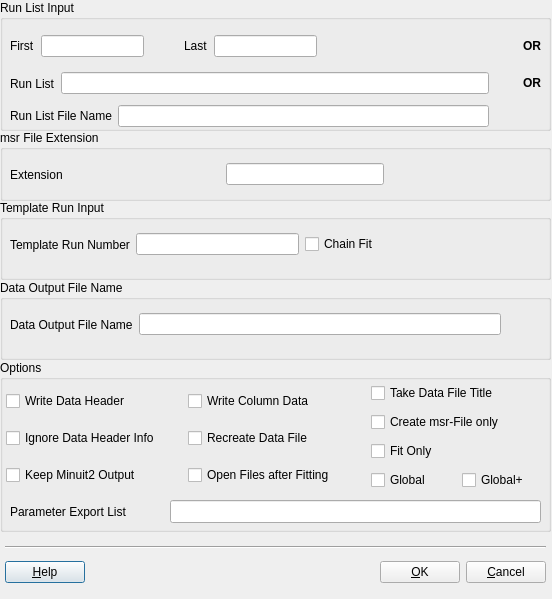
Old version of the form src/musredit/forms/PMsr2DataDialog.ui in the repository aPeter1/musrfit-fork.
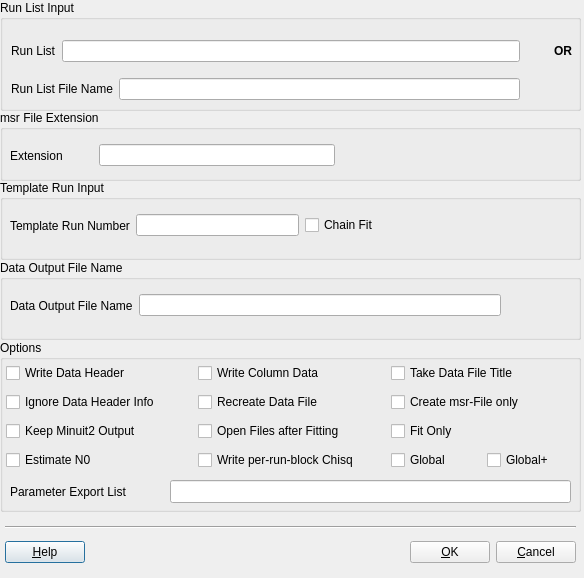
New version of the form. Icons and pictures are not drawn.

Commit message: added to msr2data the flags --estimateN0 and --per-run-block-chisq. Adopted the musredit dialog accordingly. Removed the first/last option form the msr2data dialog since this is handled by the runlist.

```diff
--- a/src/musredit/forms/PMsr2DataDialog.ui
+++ b/src/musredit/forms/PMsr2DataDialog.ui
@@ -9,8 +9,8 @@
    <rect>
     <x>0</x>
     <y>0</y>
-    <width>552</width>
-    <height>599</height>
+    <width>584</width>
+    <height>578</height>
    </rect>
   </property>
   <property name="windowTitle">
@@ -25,8 +25,8 @@
     <rect>
      <x>0</x>
      <y>0</y>
-     <width>551</width>
-     <height>131</height>
+     <width>581</width>
+     <height>111</height>
     </rect>
    </property>
    <property name="font">
@@ -47,93 +47,13 @@
    <widget class="QWidget" name="layoutWidget">
     <property name="geometry">
      <rect>
-      <x>10</x>
+      <x>11</x>
       <y>30</y>
-      <width>531</width>
-      <height>97</height>
+      <width>561</width>
+      <height>70</height>
      </rect>
     </property>
     <layout class="QVBoxLayout" name="verticalLayout_2">
-     <item>
-      <layout class="QHBoxLayout" name="horizontalLayout_2">
-       <item>
-        <widget class="QLabel" name="fFirst_label">
-         <property name="text">
-          <string>First</string>
-         </property>
-        </widget>
-       </item>
-       <item>
-        <widget class="QLineEdit" name="fFirst_lineEdit">
-         <property name="toolTip">
-          <string>start run number</string>
-         </property>
-         <property name="whatsThis">
-          <string>start run number</string>
-         </property>
-        </widget>
-       </item>
-       <item>
-        <spacer name="horizontalSpacer_2">
-         <property name="orientation">
-          <enum>Qt::Horizontal</enum>
-         </property>
-         <property name="sizeType">
-          <enum>QSizePolicy::Expanding</enum>
-         </property>
-         <property name="sizeHint" stdset="0">
-          <size>
-           <width>40</width>
-           <height>20</height>
-          </size>
-         </property>
-        </spacer>
-       </item>
-       <item>
-        <widget class="QLabel" name="fLast_label">
-         <property name="text">
-          <string>Last</string>
-         </property>
-        </widget>
-       </item>
-       <item>
-        <widget class="QLineEdit" name="fLast_lineEdit">
-         <property name="toolTip">
-          <string>end run number</string>
-         </property>
-         <property name="whatsThis">
-          <string>end run number</string>
-         </property>
-        </widget>
-       </item>
-       <item>
-        <spacer name="horizontalSpacer_3">
-         <property name="orientation">
-          <enum>Qt::Horizontal</enum>
-         </property>
-         <property name="sizeType">
-          <enum>QSizePolicy::Fixed</enum>
-         </property>
-         <property name="sizeHint" stdset="0">
-          <size>
-           <width>200</width>
-           <height>20</height>
-          </size>
-         </property>
-        </spacer>
-       </item>
-       <item>
-        <widget class="QLabel" name="fOrFirstLast_label">
-         <property name="text">
-          <string>&lt;b&gt;OR&lt;/b&gt;</string>
-         </property>
-         <property name="textFormat">
-          <enum>Qt::AutoText</enum>
-         </property>
-        </widget>
-       </item>
-      </layout>
-     </item>
      <item>
       <layout class="QHBoxLayout" name="horizontalLayout_3">
        <item>
@@ -232,8 +152,8 @@
    <property name="geometry">
     <rect>
      <x>0</x>
-     <y>130</y>
-     <width>551</width>
+     <y>110</y>
+     <width>581</width>
      <height>71</height>
     </rect>
    </property>
@@ -245,8 +165,8 @@
      <rect>
       <x>10</x>
       <y>30</y>
-      <width>531</width>
-      <height>29</height>
+      <width>561</width>
+      <height>31</height>
      </rect>
     </property>
     <layout class="QHBoxLayout" name="horizontalLayout_5">
@@ -262,9 +182,12 @@
        <property name="orientation">
         <enum>Qt::Horizontal</enum>
        </property>
+       <property name="sizeType">
+        <enum>QSizePolicy::Fixed</enum>
+       </property>
        <property name="sizeHint" stdset="0">
         <size>
-         <width>40</width>
+         <width>30</width>
          <height>20</height>
         </size>
        </property>
@@ -297,8 +220,8 @@
    <property name="geometry">
     <rect>
      <x>0</x>
-     <y>200</y>
-     <width>551</width>
+     <y>180</y>
+     <width>581</width>
      <height>80</height>
     </rect>
    </property>
@@ -311,7 +234,7 @@
       <x>10</x>
       <y>30</y>
       <width>531</width>
-      <height>29</height>
+      <height>31</height>
      </rect>
     </property>
     <layout class="QHBoxLayout" name="horizontalLayout_6">
@@ -364,8 +287,8 @@
    <property name="geometry">
     <rect>
      <x>0</x>
-     <y>280</y>
-     <width>551</width>
+     <y>260</y>
+     <width>581</width>
      <height>80</height>
     </rect>
    </property>
@@ -378,7 +301,7 @@
       <x>10</x>
       <y>30</y>
       <width>531</width>
-      <height>29</height>
+      <height>31</height>
      </rect>
     </property>
     <layout class="QHBoxLayout" name="horizontalLayout_7">
@@ -419,8 +342,8 @@
    <property name="geometry">
     <rect>
      <x>0</x>
-     <y>360</y>
-     <width>551</width>
+     <y>340</y>
+     <width>581</width>
      <height>172</height>
     </rect>
    </property>
@@ -432,7 +355,7 @@
      <rect>
       <x>6</x>
       <y>20</y>
-      <width>541</width>
+      <width>571</width>
       <height>116</height>
      </rect>
     </property>
@@ -473,6 +396,13 @@
          </property>
         </widget>
        </item>
+       <item>
+        <widget class="QCheckBox" name="fEstimateN0_checkBox">
+         <property name="text">
+          <string>Estimate N0</string>
+         </property>
+        </widget>
+       </item>
       </layout>
      </item>
      <item>
@@ -517,6 +447,13 @@
          </property>
         </widget>
        </item>
+       <item>
+        <widget class="QCheckBox" name="fWritePerRunBlockChisq_checkBox">
+         <property name="text">
+          <string>Write per-run-block Chisq</string>
+         </property>
+        </widget>
+       </item>
       </layout>
      </item>
      <item>
@@ -601,21 +538,24 @@
      <rect>
       <x>170</x>
       <y>140</y>
-      <width>371</width>
+      <width>401</width>
       <height>23</height>
      </rect>
     </property>
     <property name="whatsThis">
      <string>parameter numbers to be exported, e.g. 1-16, or 1 3-7, etc.</string>
     </property>
+    <property name="frame">
+     <bool>true</bool>
+    </property>
    </widget>
   </widget>
   <widget class="QWidget" name="layoutWidget">
    <property name="geometry">
     <rect>
      <x>5</x>
-     <y>540</y>
-     <width>541</width>
+     <y>520</y>
+     <width>571</width>
      <height>51</height>
     </rect>
    </property>
```
Left out of the diff: 34 changed lines with no effect on the pictures. The commit also changes 12 other files.
